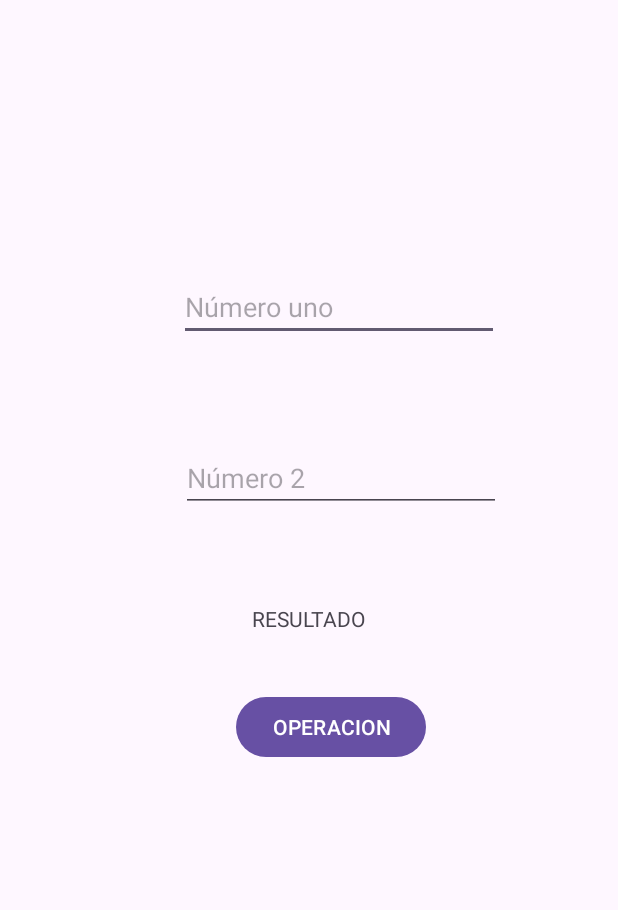
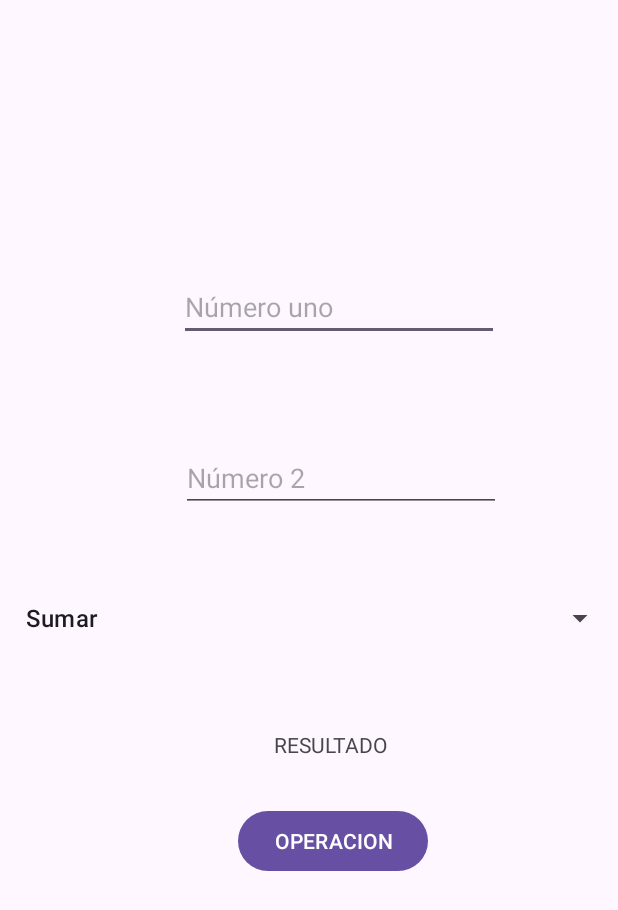
Before and after one commit to igcondor/DES_APP_MOVIL-DUOC-2025, an Android app: the MainActivity4 screen opened directly, with no data from a screen before it, on a phone screen of 412 x 824 dp. Shown: the top 910 px of the screen. Run offline under Robolectric (Android 15) with nearby library versions, the phone set to English and light mode, and no system bars.

```diff
--- a/ProyectoBase/app/src/main/java/OpMatematicas.java
+++ /dev/null
@@ -1,4 +0,0 @@
-public class OpMatematicas {
-
-
-}
--- a/ProyectoBase/app/src/main/java/SQLDatabase.java
+++ /dev/null
@@ -1,2 +0,0 @@
-public class SQLDatabase {
-}
--- a/ProyectoBase/app/src/main/java/com/example/proyectobase/MainActivity.kt
+++ b/ProyectoBase/app/src/main/java/com/example/proyectobase/MainActivity.kt
@@ -31,7 +31,7 @@ class MainActivity : AppCompatActivity() {
         val txMensaje:TextView = findViewById(R.id.tx_mensaje)
 
         // variables para comparar password
-        var usuarioBase = "ch.munozs@profesor.duoc.cl"
+        var usuarioBase = "ch.munozs"
         var passwBase = "admin123"
 
         btnLogin.setOnClickListener {
--- a/ProyectoBase/app/src/main/java/com/example/proyectobase/MainActivity4.kt
+++ b/ProyectoBase/app/src/main/java/com/example/proyectobase/MainActivity4.kt
@@ -1,13 +1,18 @@
 package com.example.proyectobase
 
 import android.os.Bundle
+import android.widget.ArrayAdapter
 import android.widget.Button
 import android.widget.EditText
+import android.widget.Spinner
 import android.widget.TextView
 import androidx.activity.enableEdgeToEdge
 import androidx.appcompat.app.AppCompatActivity
 import androidx.core.view.ViewCompat
 import androidx.core.view.WindowInsetsCompat
+
+//importo el package creado
+import com.example.proyectobase.funciones.OpMatematicas
 
 class MainActivity4 : AppCompatActivity() {
     override fun onCreate(savedInstanceState: Bundle?) {
@@ -18,8 +23,49 @@ class MainActivity4 : AppCompatActivity() {
         val numeroUno: EditText = findViewById(R.id.ed_opUno)
         val numeroDos: EditText = findViewById(R.id.ed_opDos)
         val txResultado: TextView = findViewById(R.id.tx_resultado_act4)
+        val spOperacionesMat: Spinner = findViewById(R.id.sp_operaciones)
         val btnCalcular: Button = findViewById(R.id.btn_calcular)
 
+        /**
+         * Declaramos un array list menu
+         */
+
+        val opcionesSpinner = arrayOf(
+            "Sumar"
+            , "Restar"
+            , "Multiplicar"
+            , "Hola Mundo"
+            , "Dividir")
+
+        //adaptador de Array
+        val adaptador = ArrayAdapter(this
+            , android.R.layout.simple_list_item_1
+            , opcionesSpinner)
+
+        //
+        spOperacionesMat.adapter = adaptador
+
+        // leer item de lista seleccionado
+        var str_op_selected = spOperacionesMat.selectedItem.toString()
+
+
+        btnCalcular.setOnClickListener {
+
+            var numeroUnoConv:Int = numeroUno.text.toString().toIntOrNull() ?: 0
+            var numeroDosConv:Int = numeroDos.text.toString().toIntOrNull() ?: 0
+
+            if(str_op_selected == "Sumar"){
+                val resultado = OpMatematicas.sumar(numeroUnoConv, numeroDosConv)
+                txResultado.text = resultado.toString()+" op: " +str_op_selected.toString()
+
+            }else if(str_op_selected == "Restar"){
+                val resultado = OpMatematicas.restar(numeroUnoConv, numeroDosConv)
+                txResultado.text = resultado.toString()+" op: " +str_op_selected.toString()
+            }
+
+
+
+        }
 
 
 
--- a/ProyectoBase/app/src/main/res/layout/activity_main4.xml
+++ b/ProyectoBase/app/src/main/res/layout/activity_main4.xml
@@ -12,8 +12,8 @@
         android:layout_width="wrap_content"
         android:layout_height="wrap_content"
         android:ems="10"
+        android:hint="Número uno"
         android:inputType="number"
-        android:hint="Número uno"
         app:layout_constraintBottom_toBottomOf="parent"
         app:layout_constraintEnd_toEndOf="parent"
         app:layout_constraintHorizontal_bias="0.601"
@@ -26,8 +26,8 @@
         android:layout_width="wrap_content"
         android:layout_height="wrap_content"
         android:ems="10"
+        android:hint="Número 2"
         android:inputType="number"
-        android:hint="Número 2"
         app:layout_constraintBottom_toBottomOf="parent"
         app:layout_constraintEnd_toEndOf="parent"
         app:layout_constraintHorizontal_bias="0.606"
@@ -42,10 +42,10 @@
         android:text="RESULTADO"
         app:layout_constraintBottom_toBottomOf="parent"
         app:layout_constraintEnd_toEndOf="parent"
-        app:layout_constraintHorizontal_bias="0.5"
+        app:layout_constraintHorizontal_bias="0.543"
         app:layout_constraintStart_toStartOf="parent"
         app:layout_constraintTop_toTopOf="parent"
-        app:layout_constraintVertical_bias="0.5" />
+        app:layout_constraintVertical_bias="0.605" />
 
     <Button
         android:id="@+id/btn_calcular"
@@ -54,8 +54,19 @@
         android:text="OPERACION"
         app:layout_constraintBottom_toBottomOf="parent"
         app:layout_constraintEnd_toEndOf="parent"
-        app:layout_constraintHorizontal_bias="0.551"
+        app:layout_constraintHorizontal_bias="0.557"
         app:layout_constraintStart_toStartOf="parent"
         app:layout_constraintTop_toTopOf="parent"
-        app:layout_constraintVertical_bias="0.594" />
+        app:layout_constraintVertical_bias="0.692" />
+
+    <Spinner
+        android:id="@+id/sp_operaciones"
+        android:layout_width="409dp"
+        android:layout_height="wrap_content"
+        app:layout_constraintBottom_toBottomOf="parent"
+        app:layout_constraintEnd_toEndOf="parent"
+        app:layout_constraintHorizontal_bias="0.5"
+        app:layout_constraintStart_toStartOf="parent"
+        app:layout_constraintTop_toTopOf="parent"
+        app:layout_constraintVertical_bias="0.5" />
 </androidx.constraintlayout.widget.ConstraintLayout>
```
Also changed, not shown: ProyectoBase/app/src/main/java/com/example/proyectobase/funciones/OpMatematicas.kt (added, +19 -0 lines).
